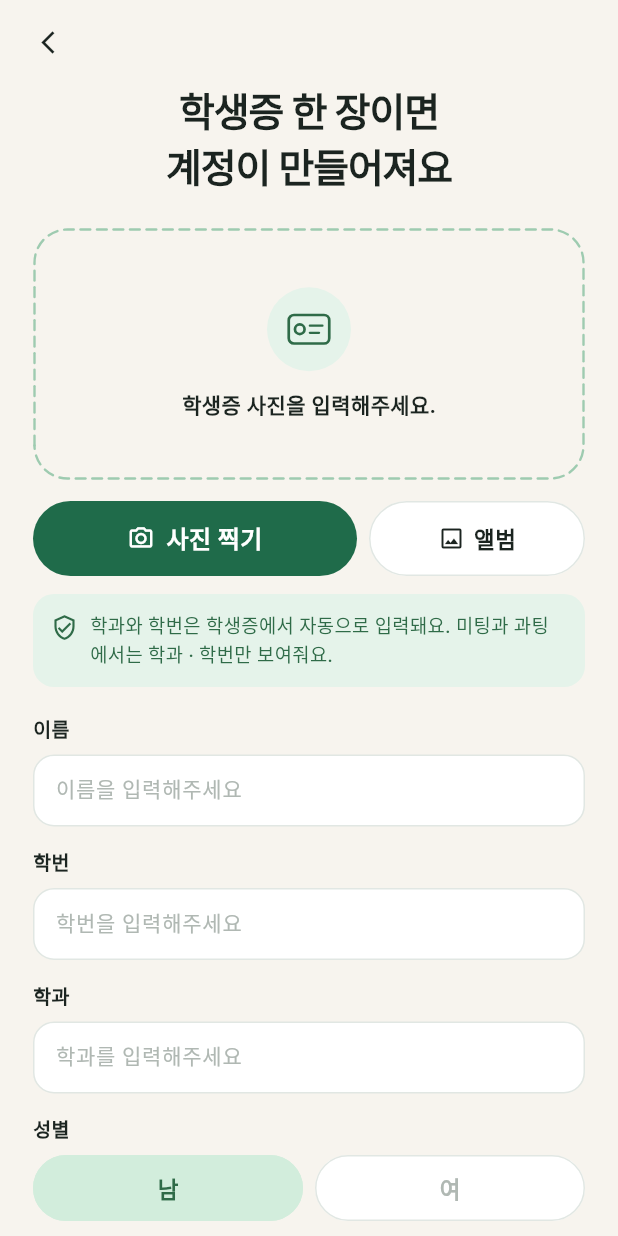
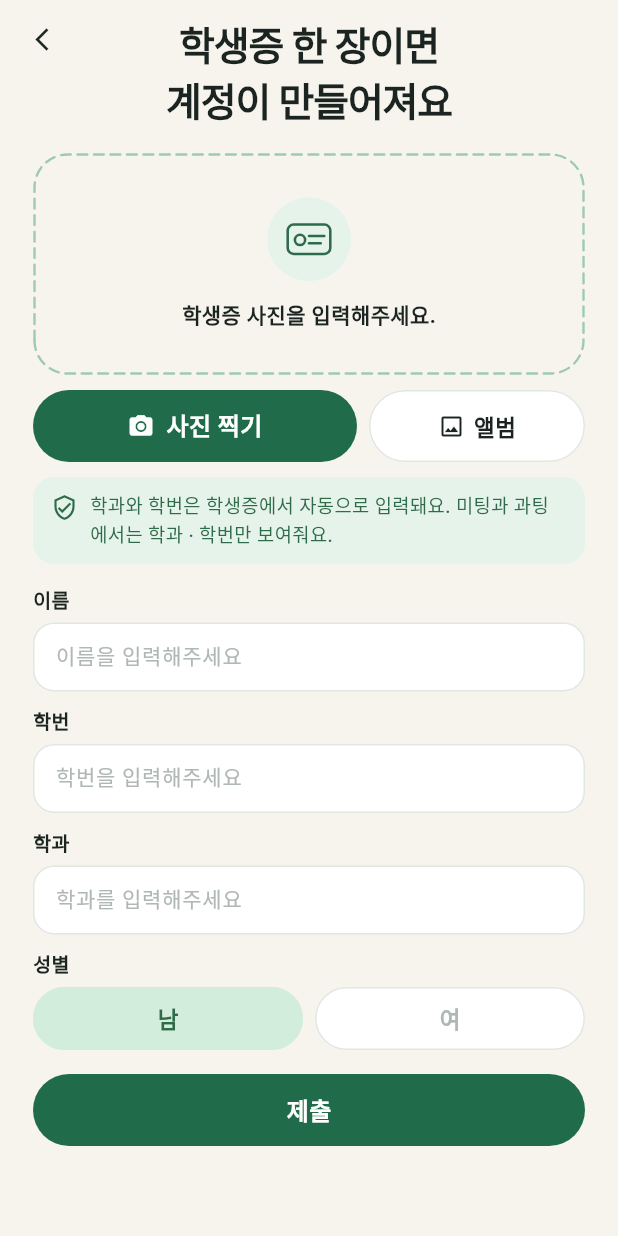
Before and after one commit to kimjieun060510/hack, a Flutter app: the SignupScreen widget shown alone on an empty page, opened directly, on a phone screen of 412 x 824 dp. Run offline on Flutter 3.47's test engine with Material 3 defaults, Android fonts, the phone set to English and light mode, and no system bars.

Commit message:
Tighten signup layout so the submit button fits on one screen
Co-authored-by: skswjrxla <skswjrxla@users.noreply.github.com>

```diff
--- a/mate-flutter/lib/screens/signup.dart
+++ b/mate-flutter/lib/screens/signup.dart
@@ -18,29 +18,27 @@ class SignupScreen extends LiveView {
       child: ColoredBox(
         color: AuthUi.bg,
         child: SafeArea(
-          child: Column(children: [
-            Padding(
-              padding: const EdgeInsets.fromLTRB(8, 4, 8, 0),
-              child: Align(
-                alignment: Alignment.centerLeft,
-                child: IconButton(
-                  key: const Key('signupBack'),
-                  tooltip: '로그인으로',
-                  onPressed: app.backToLogin,
-                  icon: const Icon(Icons.arrow_back_ios_new, size: 18, color: AuthUi.ink),
-                ),
-              ),
-            ),
-            Expanded(
+          child: Stack(children: [
+            Positioned.fill(
               child: LayoutBuilder(builder: (context, constraints) {
                 return SingleChildScrollView(
-                  padding: EdgeInsets.fromLTRB(22, 4, 22, 24 + MediaQuery.viewInsetsOf(context).bottom),
+                  padding: EdgeInsets.fromLTRB(22, 12, 22, 16 + MediaQuery.viewInsetsOf(context).bottom),
                   child: ConstrainedBox(
-                    constraints: BoxConstraints(minHeight: constraints.maxHeight - 8),
+                    constraints: BoxConstraints(minHeight: constraints.maxHeight - 16),
                     child: const _SignupForm(),
                   ),
                 );
               }),
+            ),
+            Positioned(
+              left: 4,
+              top: 2,
+              child: IconButton(
+                key: const Key('signupBack'),
+                tooltip: '로그인으로',
+                onPressed: app.backToLogin,
+                icon: const Icon(Icons.arrow_back_ios_new, size: 18, color: AuthUi.ink),
+              ),
             ),
           ]),
         ),
@@ -66,16 +64,16 @@ class _SignupForm extends LiveView {
           letterSpacing: -0.8,
         ),
       ),
-      const SizedBox(height: 22),
+      const SizedBox(height: 16),
       const _PhotoBox(),
-      const SizedBox(height: 14),
+      const SizedBox(height: 10),
       Row(children: [
         Expanded(
           flex: 3,
           child: _FillBtn(
             key: const Key('signupCamera'),
             label: '사진 찍기',
-            icon: Icons.photo_camera_outlined,
+            icon: Icons.photo_camera,
             onTap: app.signupPhoto == 'scanning' ? null : app.fakeSignupPhoto,
           ),
         ),
@@ -90,11 +88,11 @@ class _SignupForm extends LiveView {
           ),
         ),
       ]),
-      const SizedBox(height: 12),
+      const SizedBox(height: 10),
       const _InfoBanner(),
-      const SizedBox(height: 18),
+      const SizedBox(height: 14),
       _LabeledField(label: '이름', hint: '이름을 입력해주세요', controller: app.signupNameC),
-      const SizedBox(height: 14),
+      const SizedBox(height: 10),
       _LabeledField(
         label: '학번',
         hint: '학번을 입력해주세요',
@@ -102,11 +100,11 @@ class _SignupForm extends LiveView {
         keyboardType: TextInputType.number,
         inputFormatters: [FilteringTextInputFormatter.digitsOnly],
       ),
-      const SizedBox(height: 14),
+      const SizedBox(height: 10),
       _LabeledField(label: '학과', hint: '학과를 입력해주세요', controller: app.signupDeptC),
-      const SizedBox(height: 14),
+      const SizedBox(height: 10),
       const _GenderRow(),
-      const SizedBox(height: 22),
+      const SizedBox(height: 16),
       _FillBtn(
         key: const Key('signupSubmit'),
         label: '제출',
@@ -149,7 +147,7 @@ class _PhotoBox extends LiveView {
     return CustomPaint(
       painter: _DashPainter(color: st == 'done' ? AuthUi.green : const Color(0xFF9ECBB0)),
       child: Container(
-        height: 168,
+        height: 148,
         width: double.infinity,
         alignment: Alignment.center,
         padding: const EdgeInsets.symmetric(horizontal: 16),
@@ -172,7 +170,7 @@ class _IdBadge extends StatelessWidget {
       child: Center(
         child: done
             ? const Icon(Icons.check, color: AuthUi.greenDeep, size: 28)
-            : CustomPaint(size: const Size(28, 20), painter: _MiniIdPainter()),
+            : CustomPaint(size: const Size(30, 22), painter: _MiniIdPainter()),
       ),
     );
   }
@@ -184,17 +182,14 @@ class _MiniIdPainter extends CustomPainter {
     final stroke = Paint()
       ..color = AuthUi.greenDeep
       ..style = PaintingStyle.stroke
-      ..strokeWidth = 1.8
-      ..strokeJoin = StrokeJoin.round;
-    final r = RRect.fromRectAndRadius(Rect.fromLTWH(0.5, 0.5, size.width - 1, size.height - 1), const Radius.circular(3.5));
+      ..strokeWidth = 1.7
+      ..strokeJoin = StrokeJoin.round
+      ..strokeCap = StrokeCap.round;
+    final r = RRect.fromRectAndRadius(Rect.fromLTWH(0.8, 1.2, size.width - 1.6, size.height - 2.4), const Radius.circular(4));
     canvas.drawRRect(r, stroke);
-    canvas.drawCircle(Offset(size.width * 0.28, size.height * 0.50), 3.2, stroke);
-    final line = Paint()
-      ..color = AuthUi.greenDeep
-      ..strokeWidth = 1.5
-      ..strokeCap = StrokeCap.round;
-    canvas.drawLine(Offset(size.width * 0.52, size.height * 0.38), Offset(size.width * 0.82, size.height * 0.38), line);
-    canvas.drawLine(Offset(size.width * 0.52, size.height * 0.62), Offset(size.width * 0.74, size.height * 0.62), line);
+    canvas.drawCircle(Offset(size.width * 0.30, size.height * 0.52), 3.4, stroke);
+    canvas.drawLine(Offset(size.width * 0.50, size.height * 0.40), Offset(size.width * 0.84, size.height * 0.40), stroke);
+    canvas.drawLine(Offset(size.width * 0.50, size.height * 0.62), Offset(size.width * 0.76, size.height * 0.62), stroke);
   }
 
   @override
@@ -207,7 +202,7 @@ class _InfoBanner extends StatelessWidget {
   @override
   Widget build(BuildContext context) {
     return Container(
-      padding: const EdgeInsets.fromLTRB(12, 12, 14, 12),
+      padding: const EdgeInsets.fromLTRB(12, 10, 14, 10),
       decoration: BoxDecoration(color: AuthUi.mint, borderRadius: BorderRadius.circular(14)),
       child: const Row(crossAxisAlignment: CrossAxisAlignment.start, children: [
         Padding(
@@ -243,9 +238,9 @@ class _LabeledField extends StatelessWidget {
   Widget build(BuildContext context) {
     return Column(crossAxisAlignment: CrossAxisAlignment.start, children: [
       Text(label, style: const TextStyle(fontSize: 13, fontWeight: FontWeight.w600, color: AuthUi.ink)),
-      const SizedBox(height: 8),
+      const SizedBox(height: 6),
       Container(
-        height: 48,
+        height: 46,
         alignment: Alignment.center,
         padding: const EdgeInsets.symmetric(horizontal: 14),
         decoration: BoxDecoration(
@@ -278,7 +273,7 @@ class _GenderRow extends LiveView {
   Widget body(BuildContext context) {
     return Column(crossAxisAlignment: CrossAxisAlignment.start, children: [
       const Text('성별', style: TextStyle(fontSize: 13, fontWeight: FontWeight.w600, color: AuthUi.ink)),
-      const SizedBox(height: 8),
+      const SizedBox(height: 6),
       Row(children: [
         Expanded(child: _GenderChip(id: 'm', label: '남')),
         const SizedBox(width: 8),
@@ -303,7 +298,7 @@ class _GenderChip extends StatelessWidget {
         onTap: () => app.setSignupGender(id),
         borderRadius: BorderRadius.circular(22),
         child: Container(
-          height: 44,
+          height: 42,
           alignment: Alignment.center,
           decoration: BoxDecoration(
             borderRadius: BorderRadius.circular(22),
@@ -329,7 +324,7 @@ class _FillBtn extends StatelessWidget {
   @override
   Widget build(BuildContext context) {
     return SizedBox(
-      height: 50,
+      height: 48,
       child: Material(
         color: AuthUi.priFill,
         borderRadius: BorderRadius.circular(25),
@@ -359,7 +354,7 @@ class _GhostBtn extends StatelessWidget {
   @override
   Widget build(BuildContext context) {
     return SizedBox(
-      height: 50,
+      height: 48,
       child: Material(
         color: Colors.white,
         borderRadius: BorderRadius.circular(25),
```
